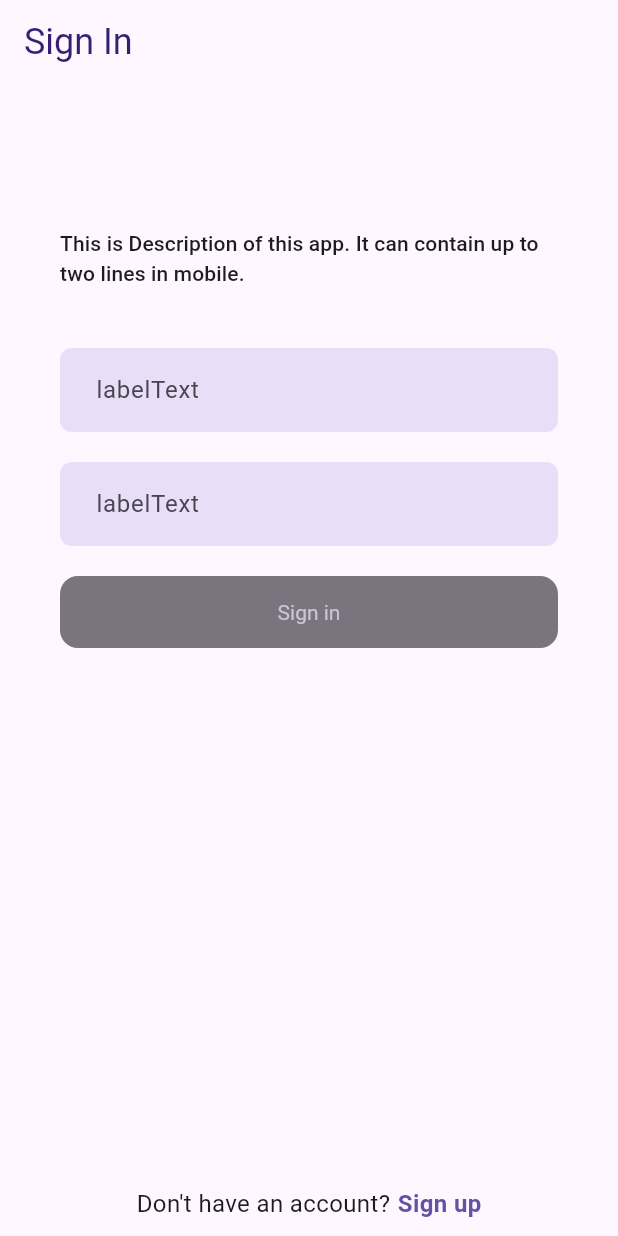
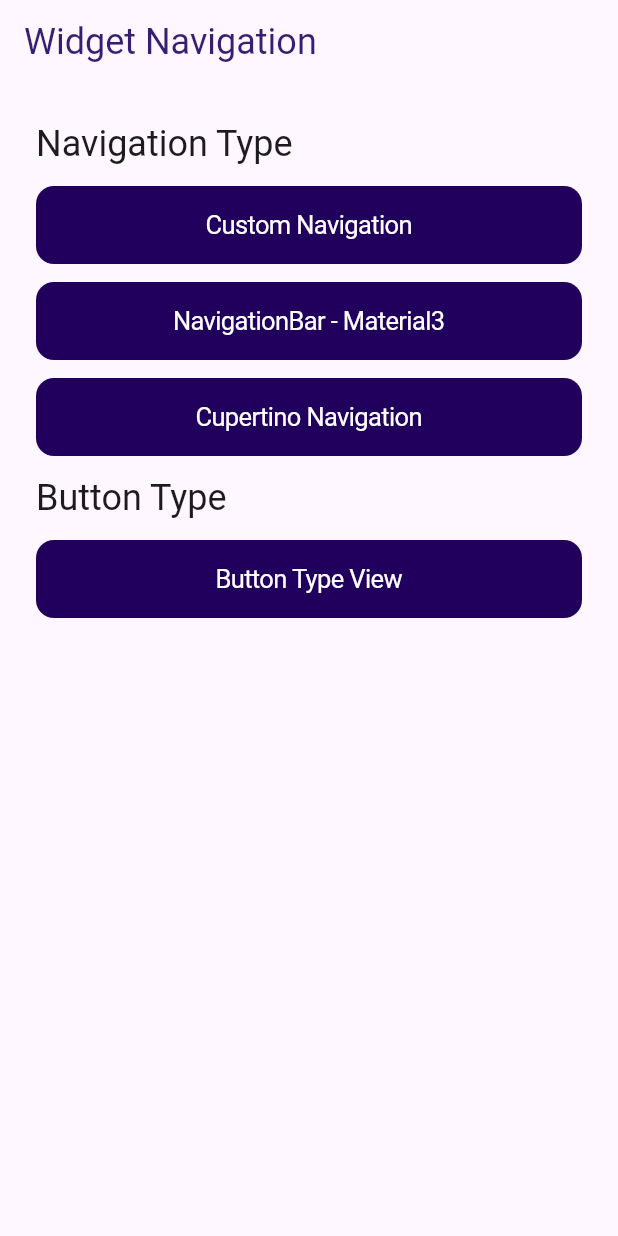
Before and after one commit to techighpark/flutter-starter-pack, a Flutter app: the screen it shows after launch, on a phone screen of 412 x 824 dp. Run offline on Flutter 3.47's test engine with Material 2 defaults, Android fonts, the phone set to English and light mode, and no system bars; our stand-ins replace flutter_riverpod, go_router, google_fonts.

Commit message:
widget navigation:

```diff
--- a/lib/features/onboarding/views/my_animated_switcher_view.dart
+++ b/lib/features/onboarding/views/my_animated_switcher_view.dart
@@ -34,8 +34,6 @@ class _MyAnimatedSwitcherViewState extends State<MyAnimatedSwitcherView> {
   }
 
   void _onPanEnd(DragEndDetails details) {
-    print(_index);
-    print(_direction);
     if (_direction == Direction.left) {
       if (_index == switcherText.length - 1) {
         _index = 0;
--- /dev/null
+++ b/lib/features/widget_navigation/widget_navigation.dart
@@ -0,0 +1,141 @@
+import 'package:dev_app_1/constants/sizes.dart';
+import 'package:dev_app_1/features/main_navigation/views/custom_navigation_view.dart';
+import 'package:dev_app_1/features/main_navigation/views/main_navigation_view.dart';
+import 'package:dev_app_1/features/main_navigation/views/my_cupertino_tab_bar_view.dart';
+import 'package:dev_app_1/features/widget_navigation/button_type_view.dart';
+import 'package:flutter/cupertino.dart';
+import 'package:flutter/material.dart';
+
+class WidgetNavigation extends StatefulWidget {
+  static String routeUrl = '/widgetnav';
+  static String routeName = 'widgetnav';
+  const WidgetNavigation({Key? key}) : super(key: key);
+
+  @override
+  State<WidgetNavigation> createState() => _WidgetNavigationState();
+}
+
+class _WidgetNavigationState extends State<WidgetNavigation> {
+  final ScrollController _scrollController = ScrollController();
+  void _onNavigationTap() {
+    Navigator.of(context).push(
+      MaterialPageRoute(
+        builder: (context) => const MainNavigationView(),
+      ),
+    );
+  }
+
+  void _onCustomNavigationTap() {
+    Navigator.of(context).push(
+      MaterialPageRoute(
+        builder: (context) => const CustomNavigationView(),
+      ),
+    );
+  }
+
+  void _onCupertinoNavTap() {
+    Navigator.of(context).push(
+      MaterialPageRoute(
+        builder: (context) => const MyCupertinoTabBarView(),
+      ),
+    );
+  }
+
+  void _onButtonTypeTap() {
+    Navigator.of(context).push(
+      MaterialPageRoute(
+        builder: (context) => const ButtonTypeView(),
+      ),
+    );
+  }
+
+  @override
+  void initState() {
+    super.initState();
+    setState(() {});
+  }
+
+  @override
+  Widget build(BuildContext context) {
+    return Scaffold(
+      appBar: AppBar(
+        title: const Text('Widget Navigation'),
+      ),
+      body: Scrollbar(
+        controller: _scrollController,
+        child: SingleChildScrollView(
+          padding: const EdgeInsets.symmetric(
+            horizontal: Sizes.size24,
+            vertical: Sizes.size24,
+          ),
+          controller: _scrollController,
+          child: Wrap(
+            runSpacing: Sizes.size12,
+            children: [
+              Text(
+                'Navigation Type',
+                style: Theme.of(context).textTheme.headlineSmall,
+              ),
+              FractionallySizedBox(
+                widthFactor: 1,
+                child: CupertinoButton(
+                  color: Theme.of(context).colorScheme.onPrimaryContainer,
+                  onPressed: _onCustomNavigationTap,
+                  child: Text(
+                    'Custom Navigation',
+                    style: TextStyle(
+                      color: Theme.of(context).colorScheme.onPrimary,
+                    ),
+                  ),
+                ),
+              ),
+              FractionallySizedBox(
+                widthFactor: 1,
+                child: CupertinoButton(
+                  color: Theme.of(context).colorScheme.onPrimaryContainer,
+                  onPressed: _onNavigationTap,
+                  child: Text(
+                    'NavigationBar - Material3',
+                    style: TextStyle(
+                      color: Theme.of(context).colorScheme.onPrimary,
+                    ),
+                  ),
+                ),
+              ),
+              FractionallySizedBox(
+                widthFactor: 1,
+                child: CupertinoButton(
+                  color: Theme.of(context).colorScheme.onPrimaryContainer,
+                  onPressed: _onCupertinoNavTap,
+                  child: Text(
+                    'Cupertino Navigation',
+                    style: TextStyle(
+                      color: Theme.of(context).colorScheme.onPrimary,
+                    ),
+                  ),
+                ),
+              ),
+              Text(
+                'Button Type',
+                style: Theme.of(context).textTheme.headlineSmall,
+              ),
+              FractionallySizedBox(
+                widthFactor: 1,
+                child: CupertinoButton(
+                  color: Theme.of(context).colorScheme.onPrimaryContainer,
+                  onPressed: _onButtonTypeTap,
+                  child: Text(
+                    'Button Type View',
+                    style: TextStyle(
+                      color: Theme.of(context).colorScheme.onPrimary,
+                    ),
+                  ),
+                ),
+              ),
+            ],
+          ),
+        ),
+      ),
+    );
+  }
+}
--- a/lib/main.dart
+++ b/lib/main.dart
@@ -76,6 +76,11 @@ class MyApp extends ConsumerWidget {
             color: techLightColorScheme.onPrimary,
           ),
         ),
+        navigationBarTheme: NavigationBarThemeData(
+          backgroundColor: Colors.red.withOpacity(0.2),
+          // indicatorColor: Colors.orange.shade300,
+          // backgroundColor: Colors.deepOrange,
+        ),
       ),
     );
   }
--- a/lib/router.dart
+++ b/lib/router.dart
@@ -1,15 +1,27 @@
 import 'package:dev_app_1/features/authentication/views/sign_in_form_view.dart';
 import 'package:dev_app_1/features/authentication/views/sign_up_form_view.dart';
+import 'package:dev_app_1/features/main_navigation/views/custom_navigation_view.dart';
+import 'package:dev_app_1/features/main_navigation/views/custom_navigation_view.dart';
+import 'package:dev_app_1/features/main_navigation/views/custom_navigation_view.dart';
+import 'package:dev_app_1/features/main_navigation/views/main_navigation_view.dart';
+import 'package:dev_app_1/features/main_navigation/views/main_navigation_view.dart';
+import 'package:dev_app_1/features/main_navigation/views/main_navigation_view.dart';
+import 'package:dev_app_1/features/main_navigation/views/my_cupertino_tab_bar_view.dart';
+import 'package:dev_app_1/features/main_navigation/views/my_cupertino_tab_bar_view.dart';
+import 'package:dev_app_1/features/main_navigation/views/my_cupertino_tab_bar_view.dart';
 import 'package:dev_app_1/features/onboarding/views/my_tab_bar_view.dart';
 import 'package:dev_app_1/features/onboarding/views/my_tab_bar_view.dart';
 import 'package:dev_app_1/features/onboarding/views/my_tab_bar_view.dart';
 import 'package:dev_app_1/features/onboarding/views/my_single_child_scroll_view.dart';
+import 'package:dev_app_1/features/widget_navigation/widget_navigation.dart';
+import 'package:dev_app_1/features/widget_navigation/widget_navigation.dart';
+import 'package:dev_app_1/features/widget_navigation/widget_navigation.dart';
 import 'package:flutter_riverpod/flutter_riverpod.dart';
 import 'package:go_router/go_router.dart';
 
 final routerProvider = Provider(
   (ref) => GoRouter(
-    initialLocation: '/signin',
+    initialLocation: '/widgetnav',
     routes: [
       GoRoute(
         path: SignInFormView.routeUrl,
@@ -22,6 +34,13 @@ final routerProvider = Provider(
         builder: (context, state) => const SignUpFormView(),
       ),
       GoRoute(
+        path: WidgetNavigation.routeUrl,
+        name: WidgetNavigation.routeName,
+        builder: (context, state) {
+          return const WidgetNavigation();
+        },
+      ),
+      GoRoute(
         path: MySingleChildScrollView.routeUrl,
         name: MySingleChildScrollView.routeName,
         builder: (context, state) {
@@ -29,6 +48,29 @@ final routerProvider = Provider(
           return MySingleChildScrollView(email: email);
         },
       ),
+      GoRoute(
+        // path: "/:tab(home|discover|inbox|profile)",
+        path: MainNavigationView.routeUrl,
+        name: MainNavigationView.routeName,
+        builder: (context, state) {
+          // final tab = state.params["tab"]!;
+          return const MainNavigationView();
+        },
+      ),
+      GoRoute(
+        path: MyCupertinoTabBarView.routeUrl,
+        name: MyCupertinoTabBarView.routeName,
+        builder: (context, state) {
+          return const MyCupertinoTabBarView();
+        },
+      ),
+      GoRoute(
+        path: CustomNavigationView.routeUrl,
+        name: CustomNavigationView.routeName,
+        builder: (context, state) {
+          return const CustomNavigationView();
+        },
+      ),
     ],
   ),
 );
```
Also changed, not shown: lib/features/authentication/views/sign_in_form_view.dart (+27 -3 lines), lib/features/main_navigation/views/custom_navigation_view.dart (added, +127 -0 lines), lib/features/main_navigation/views/main_navigation_view.dart (added, +73 -0 lines), lib/features/main_navigation/views/my_cupertino_tab_bar_view.dart (added, +63 -0 lines), lib/features/main_navigation/views/stfScreen.dart (added, +47 -0 lines), lib/features/main_navigation/widgets/nav_tab.dart (added, +44 -0 lines), lib/features/onboarding/views/my_single_child_scroll_view.dart (+45 -6 lines), lib/features/onboarding/views/my_tab_bar_view.dart (+31 -5 lines), lib/features/widget_navigation/button_type_view.dart (added, +10 -0 lines).
